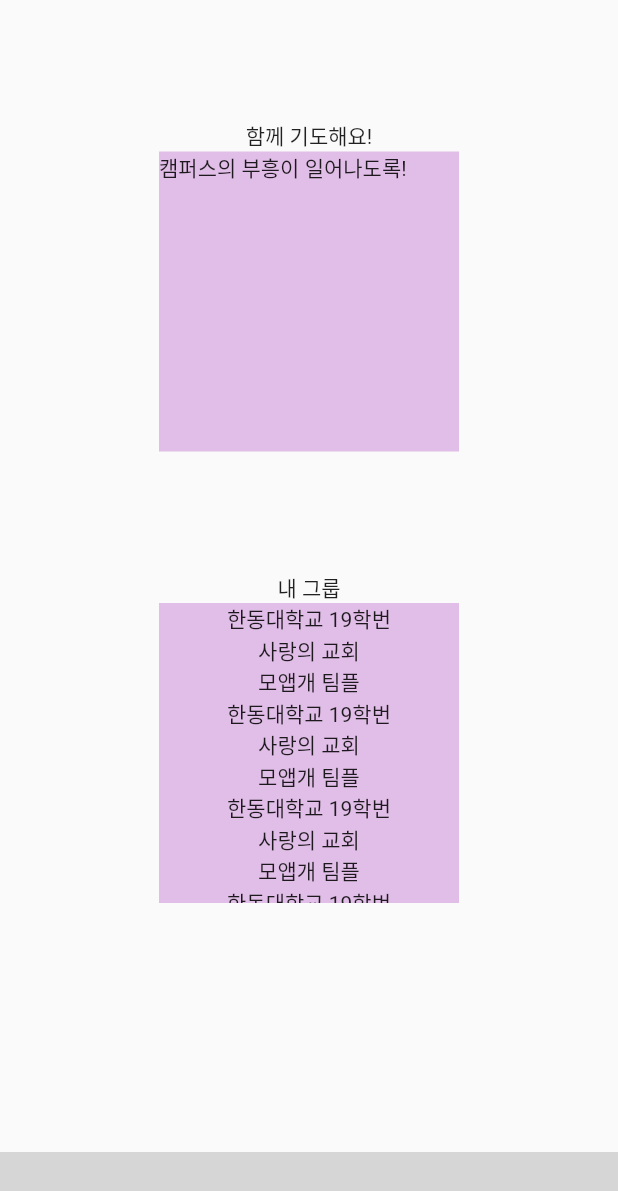
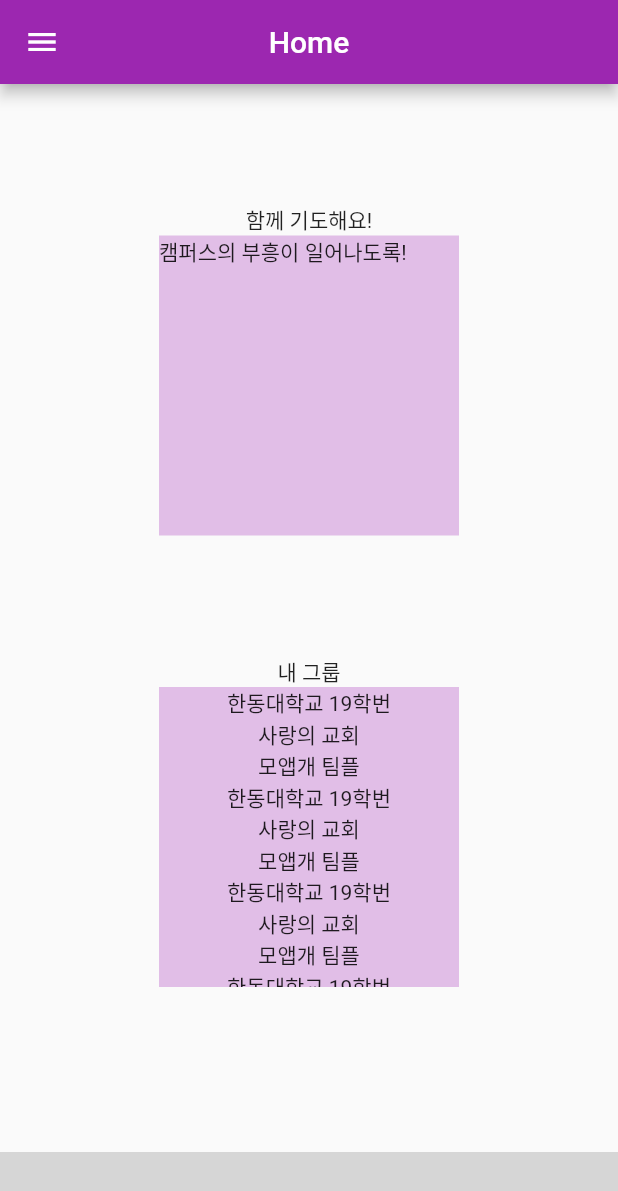
Before and after one commit to MoonSangJun/S-pray, a Flutter app: the HomePage screen opened directly, on a phone screen of 412 x 824 dp. Shown: the top 1191 px of the screen. Run offline on Flutter 3.47's test engine with Material 2 defaults, Android fonts, the phone set to English and light mode, and no system bars; our stand-ins replace cloud_firestore, firebase_auth, firebase_core, google_maps_flutter, google_sign_in, stop_watch_timer; missing offline and left inert: bottom_bar, d_chart; accounts and stored records are empty; grey boxes are pictures that could not be loaded.

```diff
--- a/lib/home.dart
+++ b/lib/home.dart
@@ -32,6 +32,62 @@ class _HomePageState extends State<HomePage> {
   @override
   Widget build(BuildContext context) {
     return Scaffold(
+      drawer: Drawer(
+        child: ListView(
+          padding: EdgeInsets.zero,
+          children: [
+            DrawerHeader(
+              decoration: const BoxDecoration(
+                color: Colors.purple,
+              ),
+              child: Column(
+                mainAxisAlignment: MainAxisAlignment.end,
+                crossAxisAlignment: CrossAxisAlignment.start,
+                children: const [
+                  Padding(
+                    padding: EdgeInsets.all(13.0),
+                    child: Text(
+                      'Spray',
+                      style: TextStyle(color: Colors.white, fontSize: 30),
+                    ),
+                  ),
+                ],
+              ),
+            ),
+            ListTile(
+              contentPadding: const EdgeInsets.symmetric(horizontal: 30.0),
+              leading:  Icon(Icons.church, color: Colors.purple.shade100),
+              title: const Text('Favorite Group'),
+              onTap: () {
+                Navigator.pushNamed(context, '/hotel');
+              },
+            ),
+            ListTile(
+              contentPadding: const EdgeInsets.symmetric(horizontal: 30.0),
+              leading:  Icon(Icons.person, color: Colors.purple.shade100),
+              title: const Text('My Profile'),
+              onTap: () {
+                Navigator.pushNamed(context, '/my');
+              },
+            ),
+            ListTile(
+              contentPadding: const EdgeInsets.symmetric(horizontal: 30.0),
+              leading:  Icon(Icons.logout, color: Colors.purple.shade100),
+              title: const Text('Log Out'),
+              onTap: () {
+                Navigator.pop(context);
+                Navigator.pushNamed(context, '/login');
+              },
+            ),
+          ],
+        ),
+      ),
+      appBar: AppBar(
+        backgroundColor: Colors.purple,
+        title: const Text("Home"), centerTitle: true,
+
+
+      ),
       body:
       PageView(
         controller: _pageController,
```
Also changed, not shown: lib/map.dart (+54 -2 lines), lib/timer.dart (+54 -1 lines).
